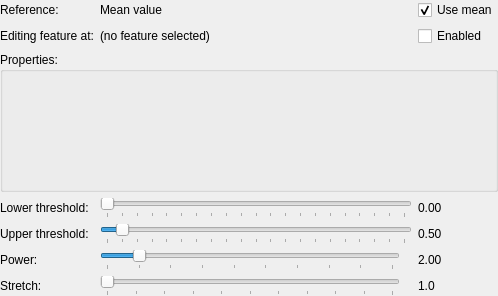
Above: Gui/FeatureWidget.ui from bwrrp/multifieldexplorer before the change. Below: the same form after it.
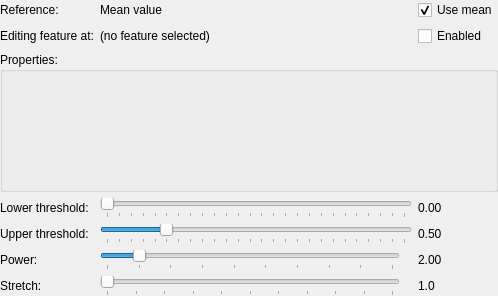
That is the form after the change. Custom widgets are drawn as their Qt base class.

Commit message: Adjusted threshold ranges.

Diff of the .ui file:
```diff
--- a/Gui/FeatureWidget.ui
+++ b/Gui/FeatureWidget.ui
@@ -61,7 +61,7 @@
    <item row="4" column="1" colspan="3">
     <widget class="QSlider" name="startThreshold">
      <property name="maximum">
-      <number>1000</number>
+      <number>250</number>
      </property>
      <property name="orientation">
       <enum>Qt::Horizontal</enum>
@@ -70,7 +70,7 @@
       <enum>QSlider::TicksBelow</enum>
      </property>
      <property name="tickInterval">
-      <number>50</number>
+      <number>10</number>
      </property>
     </widget>
    </item>
@@ -91,7 +91,7 @@
    <item row="5" column="1" colspan="3">
     <widget class="QSlider" name="endThreshold">
      <property name="maximum">
-      <number>1000</number>
+      <number>250</number>
      </property>
      <property name="value">
       <number>50</number>
@@ -103,7 +103,7 @@
       <enum>QSlider::TicksBelow</enum>
      </property>
      <property name="tickInterval">
-      <number>50</number>
+      <number>10</number>
      </property>
     </widget>
    </item>
```
